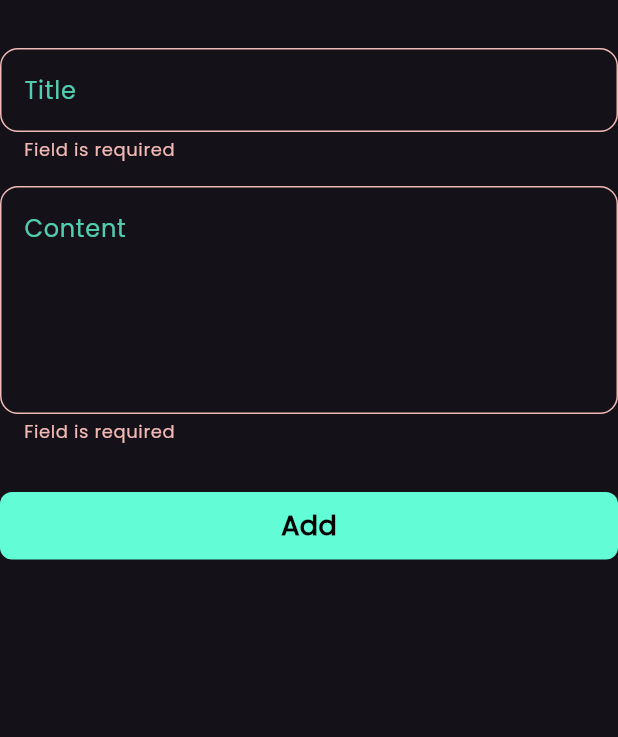
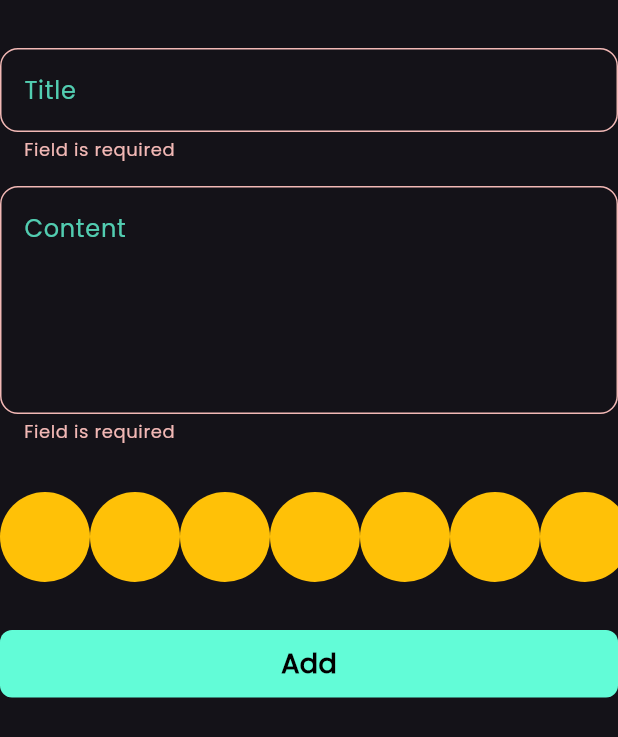
Before and after one commit to Nour-Hagag/notes_app, a Flutter app: the AddNoteForm widget shown alone on an empty page, opened directly, after a tap on "Add", on a phone screen of 412 x 824 dp. Shown: the top 737 px of the screen. Run offline on Flutter 3.47's test engine with Material 3 defaults, Android fonts, the phone set to English and light mode, and no system bars; our stand-ins replace bloc, flutter_bloc, font_awesome_flutter, hive, hive_flutter; accounts and stored records are empty.

Commit message:
create colors list view P1

```diff
--- a/lib/widgets/add_note_form.dart
+++ b/lib/widgets/add_note_form.dart
@@ -2,6 +2,7 @@ import 'package:flutter/material.dart';
 import 'package:flutter_bloc/flutter_bloc.dart';
 import 'package:notes_app/cubits/add_note_cubit/add_note_cubit.dart';
 import 'package:notes_app/models/note_model.dart';
+import 'package:notes_app/widgets/colors_list_view.dart';
 import 'package:notes_app/widgets/custom_button.dart';
 import 'package:notes_app/widgets/custom_text_field.dart';
 import 'package:intl/intl.dart';
@@ -39,7 +40,9 @@ class _AddNoteFormState extends State<AddNoteForm> {
               content = value;
             },
           ),
-          SizedBox(height: 32),
+          const SizedBox(height: 32),
+          const ColorsListView(),
+          const SizedBox(height: 32),
           BlocBuilder<AddNoteCubit, AddNoteState>(
             builder: (context, state) {
               return CustomAddButton(
@@ -49,7 +52,7 @@ class _AddNoteFormState extends State<AddNoteForm> {
                     formKey.currentState!.save();
                     var currentDate = DateTime.now();
                     var formattedDate = DateFormat(
-                      'dd-mm-yyyy',
+                      'dd-MM-yyyy',
                     ).format(currentDate);
                     var noteModel = NoteModel(
                       title: title!,
--- /dev/null
+++ b/lib/widgets/colors_list_view.dart
@@ -0,0 +1,28 @@
+import 'package:flutter/material.dart';
+
+class ColorItem extends StatelessWidget {
+  const ColorItem({super.key});
+
+  @override
+  Widget build(BuildContext context) {
+    return const CircleAvatar(radius: 30, backgroundColor: Colors.amber);
+  }
+}
+
+class ColorsListView extends StatelessWidget {
+  const ColorsListView({super.key});
+
+  @override
+  Widget build(BuildContext context) {
+    return SizedBox(
+      height: 30 * 2,
+      child: ListView.builder(
+        scrollDirection: Axis.horizontal,
+        itemCount: 10,
+        itemBuilder: (context, index) {
+          return const ColorItem();
+        },
+      ),
+    );
+  }
+}
--- a/lib/widgets/edit_view_body.dart
+++ b/lib/widgets/edit_view_body.dart
@@ -49,6 +49,8 @@ class _EditNoteViewBodyState extends State<EditNoteViewBody> {
               content = value;
             },
           ),
+          const SizedBox(height: 20),
+          Center(child: Text('Created at : ${widget.note.date}')),
         ],
       ),
     );
```
